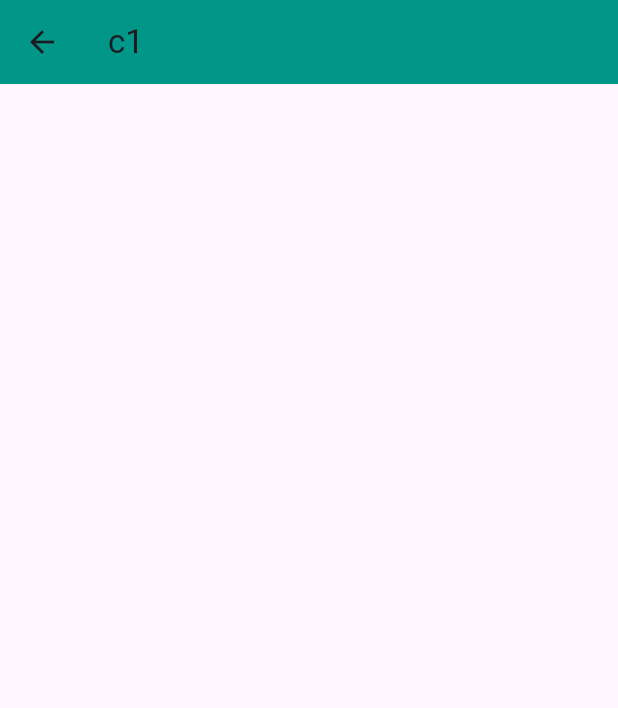
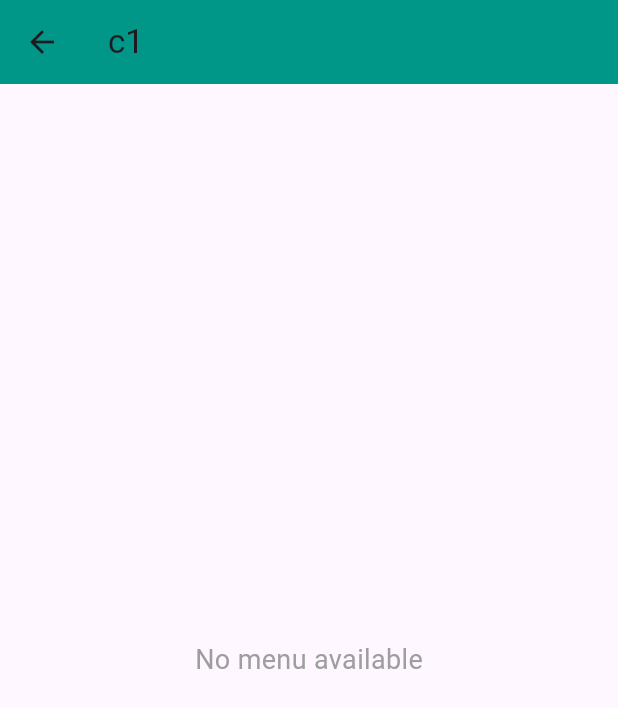
Before and after one commit to hanamohamedtaha20-cell/MealApp, a Flutter app: the screen it shows after launch, after a tap on "Chinese", on a phone screen of 412 x 824 dp. Shown: the top 708 px of the screen. Run offline on Flutter 3.47's test engine with Material 3 defaults, Android fonts, the phone set to English and light mode, and no system bars.

Commit message:
if menue is empty

```diff
--- a/lib/widgets/category_details.dart
+++ b/lib/widgets/category_details.dart
@@ -10,8 +10,20 @@ class CategoryDetails extends StatelessWidget {
     List<Meal> mealsFilter = meals.where((value){
       return value.categoryNumber == data["id"];
     }).toList();
+    if (mealsFilter.isEmpty) {
+      return const Center(
+        child: Text(
+          "No menu available",
+          style: TextStyle(
+            fontSize: 18,
+            color: Colors.grey,
+          ),
+        ),
+      );
+    }
+    return  ListView.builder(itemBuilder: (context , index){
 
-    return  ListView.builder(itemBuilder: (context , index){
+
       return Container(
         width: double.infinity,
         height: 150,
```
